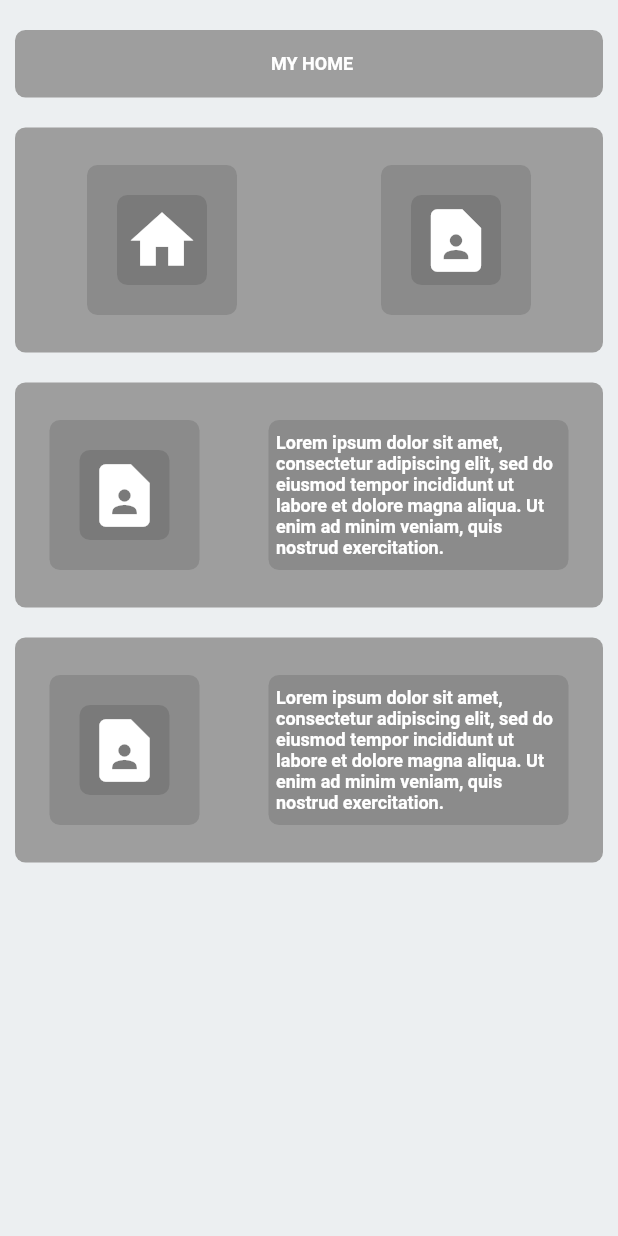
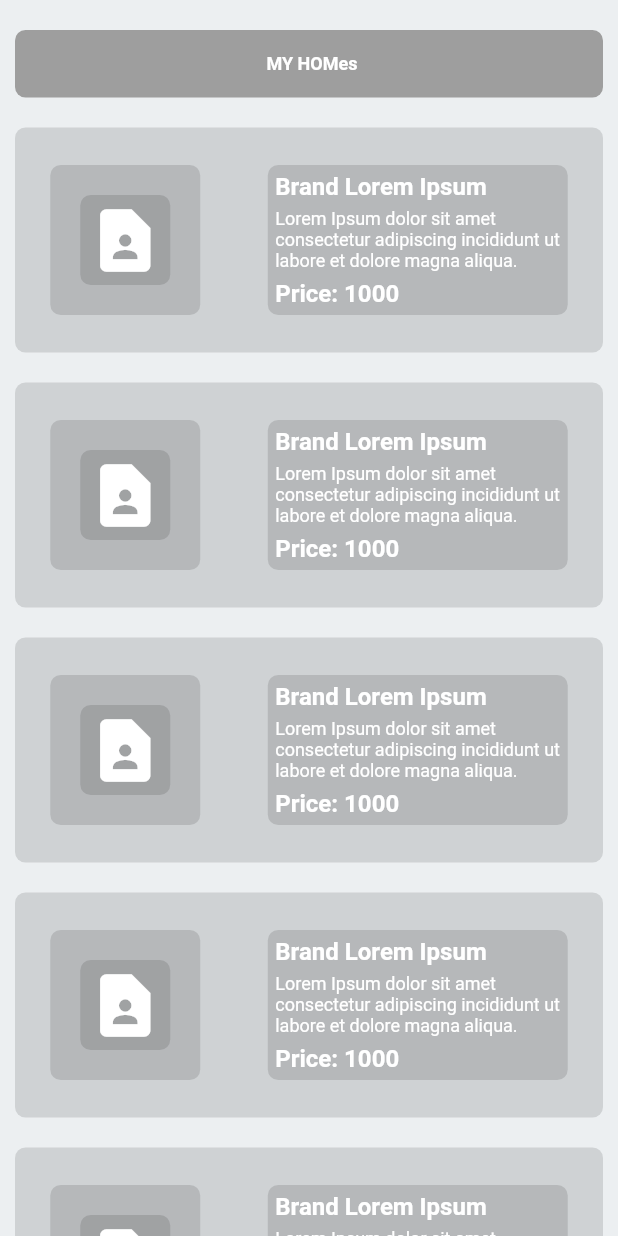
Before and after one commit to herdyy69/flutter-payroll-1.0, a Flutter app: the screen it shows after launch, on a phone screen of 412 x 824 dp. Run offline on Flutter 3.47's test engine with Material 2 defaults, Android fonts, the phone set to English and light mode, and no system bars.

Commit message:
EX LISTVIEW

```diff
--- /dev/null
+++ b/lib/component/container.dart
@@ -0,0 +1,88 @@
+import 'package:flutter/material.dart';
+
+class Containers extends StatelessWidget {
+  const Containers({super.key});
+
+  @override
+  Widget build(BuildContext context) {
+    return Container(
+      decoration: BoxDecoration(
+          color: Colors.black12, borderRadius: BorderRadius.circular(7)),
+      padding: const EdgeInsets.all(1),
+      margin: const EdgeInsets.only(top: 10, bottom: 10),
+      height: 150,
+      width: 200,
+      child: Row(
+        mainAxisAlignment: MainAxisAlignment.spaceAround,
+        children: [
+          Container(
+            decoration: BoxDecoration(
+                color: Colors.black12, borderRadius: BorderRadius.circular(7)),
+            padding: const EdgeInsets.all(5),
+            height: 100,
+            width: 100,
+            child: Column(
+              mainAxisAlignment: MainAxisAlignment.center,
+              crossAxisAlignment: CrossAxisAlignment.center,
+              children: [
+                Container(
+                  decoration: BoxDecoration(
+                      color: Colors.black12,
+                      borderRadius: BorderRadius.circular(7)),
+                  padding: const EdgeInsets.all(5),
+                  child: [
+                    const Icon(
+                      Icons.contact_page,
+                      color: Colors.white,
+                      size: 50,
+                    ),
+                  ][0],
+                )
+              ],
+            ),
+          ),
+          Container(
+            decoration: BoxDecoration(
+                color: Colors.black12, borderRadius: BorderRadius.circular(7)),
+            padding: const EdgeInsets.all(5),
+            height: 100,
+            width: 200,
+            child: Column(
+              mainAxisAlignment: MainAxisAlignment.start,
+              crossAxisAlignment: CrossAxisAlignment.start,
+              children: const [
+                Text(
+                  'Brand Lorem Ipsum',
+                  style: TextStyle(
+                    color: Colors.white,
+                    fontSize: 16,
+                    fontWeight: FontWeight.w700,
+                  ),
+                ),
+                Padding(
+                  padding: EdgeInsets.only(top: 5, bottom: 5),
+                  child: Text(
+                    'Lorem Ipsum dolor sit amet consectetur adipiscing incididunt ut labore et dolore magna aliqua.',
+                    style: TextStyle(
+                      color: Colors.white,
+                      fontSize: 12,
+                      fontWeight: FontWeight.w400,
+                    ),
+                  ),
+                ),
+                Text(
+                  'Price: 1000',
+                  style: TextStyle(
+                    color: Colors.white,
+                    fontSize: 16,
+                    fontWeight: FontWeight.w700,
+                  ),
+                ),
+              ],
+            ),
+          ),
+        ],
+      ),
+    );
+  }
+}
--- a/lib/homies.dart
+++ b/lib/homies.dart
@@ -18,7 +18,9 @@ class _HomiesState extends State<Homies> {
           children: [
             Container(
               decoration: BoxDecoration(
-                  color: Colors.grey, borderRadius: BorderRadius.circular(7)),
+                color: Colors.grey,
+                borderRadius: BorderRadius.circular(7),
+              ),
               margin: const EdgeInsets.only(top: 20),
               width: 10,
               height: 45,
@@ -42,7 +44,12 @@ class _HomiesState extends State<Homies> {
             ),
             Container(
               decoration: BoxDecoration(
-                  color: Colors.grey, borderRadius: BorderRadius.circular(7)),
+                borderRadius: BorderRadius.circular(7),
+                border: Border.all(
+                  color: Colors.grey,
+                  width: 1.4,
+                ),
+              ),
               margin: const EdgeInsets.only(top: 20),
               width: 10,
               height: 150,
@@ -66,10 +73,10 @@ class _HomiesState extends State<Homies> {
                               borderRadius: BorderRadius.circular(7)),
                           padding: const EdgeInsets.all(5),
                           child: [
-                            const Icon(
-                              Icons.home,
-                              color: Colors.white,
-                              size: 50,
+                            Image.asset(
+                              'assets/images/users.png',
+                              height: 80,
+                              width: 80,
                             ),
                           ][0],
                         )
@@ -170,7 +177,7 @@ class _HomiesState extends State<Homies> {
             Container(
               decoration: BoxDecoration(
                   color: Colors.grey, borderRadius: BorderRadius.circular(7)),
-              margin: const EdgeInsets.only(top: 20, bottom: 20),
+              margin: const EdgeInsets.only(top: 20, bottom: 40),
               width: 10,
               height: 150,
               child: Row(
--- a/lib/main.dart
+++ b/lib/main.dart
@@ -1,6 +1,5 @@
 import 'package:flutter/material.dart';
-import 'home.dart';
-import 'homies.dart';
+import 'pages/ex_listview.dart';
 
 void main() {
   runApp(const MyApp());
@@ -17,6 +16,6 @@ class MyApp extends StatelessWidget {
         theme: ThemeData(
           primarySwatch: Colors.blue,
         ),
-        home: const Homies());
+        home: const ExListview());
   }
 }
--- /dev/null
+++ b/lib/pages/ex_listview.dart
@@ -0,0 +1,56 @@
+import 'package:flutter/material.dart';
+import '../component/container.dart';
+
+class ExListview extends StatefulWidget {
+  const ExListview({super.key});
+
+  @override
+  State<ExListview> createState() => _ExListviewState();
+}
+
+class _ExListviewState extends State<ExListview> {
+  @override
+  Widget build(BuildContext context) {
+    return Scaffold(
+      body: Container(
+        color: Colors.blueGrey[50],
+        padding: const EdgeInsets.only(left: 10, right: 10),
+        child: ListView(
+          children: [
+            Container(
+              decoration: BoxDecoration(
+                color: Colors.grey,
+                borderRadius: BorderRadius.circular(7),
+              ),
+              margin: const EdgeInsets.only(top: 20, bottom: 10),
+              width: 10,
+              height: 45,
+              child: Column(
+                mainAxisAlignment: MainAxisAlignment.center,
+                children: [
+                  Container(
+                    margin: const EdgeInsets.only(left: 4),
+                    padding: const EdgeInsets.all(5),
+                    child: const Text(
+                      'MY HOMes',
+                      style: TextStyle(
+                        color: Colors.white,
+                        fontSize: 12,
+                        fontWeight: FontWeight.w700,
+                      ),
+                    ),
+                  ),
+                ],
+              ),
+            ),
+            Containers(),
+            Containers(),
+            Containers(),
+            Containers(),
+            Containers(),
+          ],
+        ),
+      ),
+    );
+  }
+}
--- a/pubspec.yaml
+++ b/pubspec.yaml
@@ -61,7 +61,8 @@ flutter:
   uses-material-design: true
 
   # To add assets to your application, add an assets section, like this:
-  # assets:
+  assets:
+    - assets/images/users.png
   #   - images/a_dot_burr.jpeg
   #   - images/a_dot_ham.jpeg
 
```
Also changed, not shown: assets/images/users.png (added).
